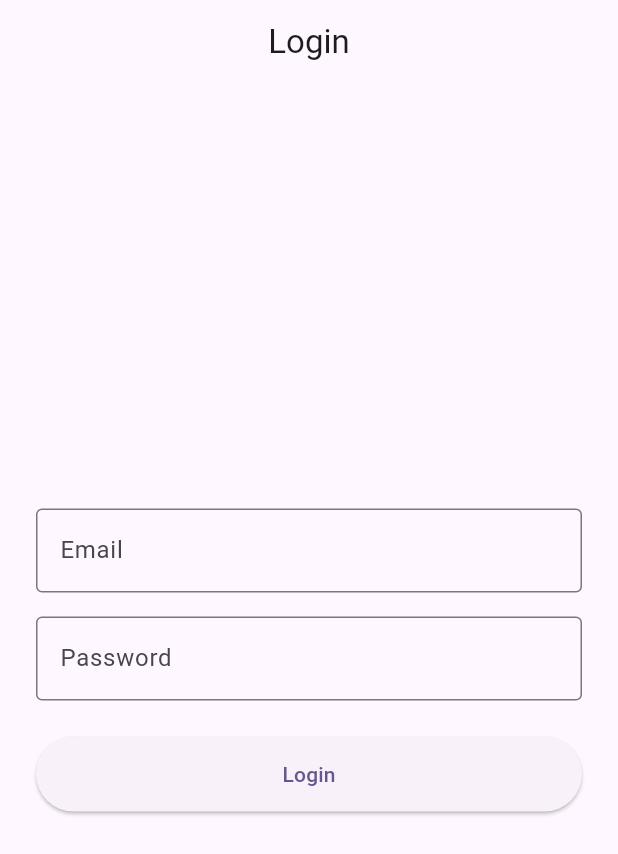
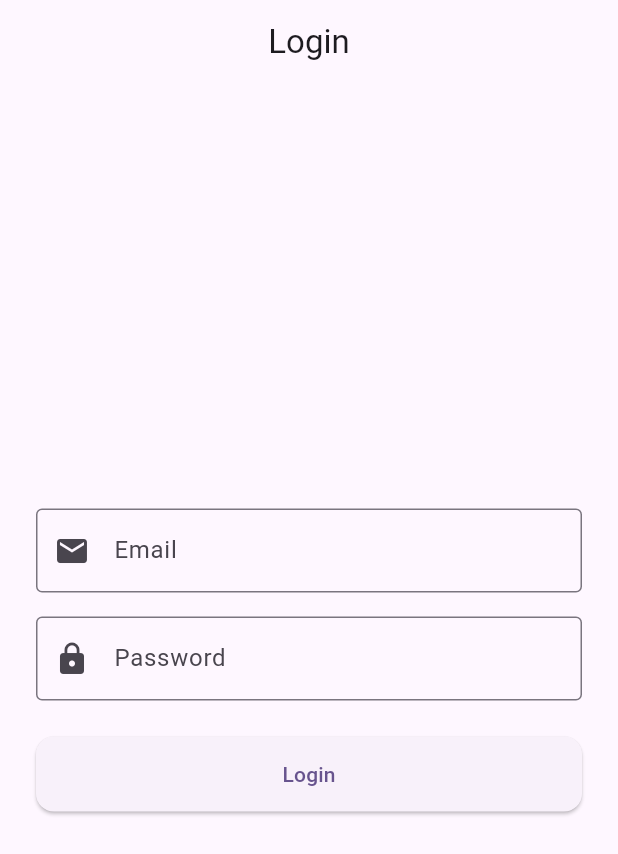
Before and after one commit to Julianarwansah/login_app_firebase, a Flutter app: the screen it shows after launch, on a phone screen of 412 x 824 dp. Shown: the top 854 px of the screen. Run offline on Flutter 3.47's test engine with Material 3 defaults, Android fonts, the light colour scheme and no system bars; our stand-ins replace firebase_auth, firebase_core; accounts and stored records are empty.

Commit message:
Menambahkan styling pada button dan input field

```diff
--- a/lib/pages/login_page.dart
+++ b/lib/pages/login_page.dart
@@ -79,6 +79,7 @@ class _MyLoginState extends State<MyLogin> {
                     decoration: const InputDecoration(
                       labelText: 'Email',
                       border: OutlineInputBorder(),
+                      prefixIcon: Icon(Icons.email),
                     ),
                     keyboardType: TextInputType.emailAddress,
                     validator: (value) {
@@ -94,6 +95,7 @@ class _MyLoginState extends State<MyLogin> {
                     decoration: const InputDecoration(
                       labelText: 'Password',
                       border: OutlineInputBorder(),
+                      prefixIcon: Icon(Icons.lock),
                     ),
                     obscureText: true,
                     validator: (value) {
@@ -111,6 +113,9 @@ class _MyLoginState extends State<MyLogin> {
                     onPressed: _isLoading ? null : _login,
                     style: ElevatedButton.styleFrom(
                       minimumSize: const Size(double.infinity, 50),
+                      shape: RoundedRectangleBorder(
+                        borderRadius: BorderRadius.circular(12),
+                      ),
                     ),
                     child: _isLoading
                         ? const CircularProgressIndicator(color: Colors.white)
```
